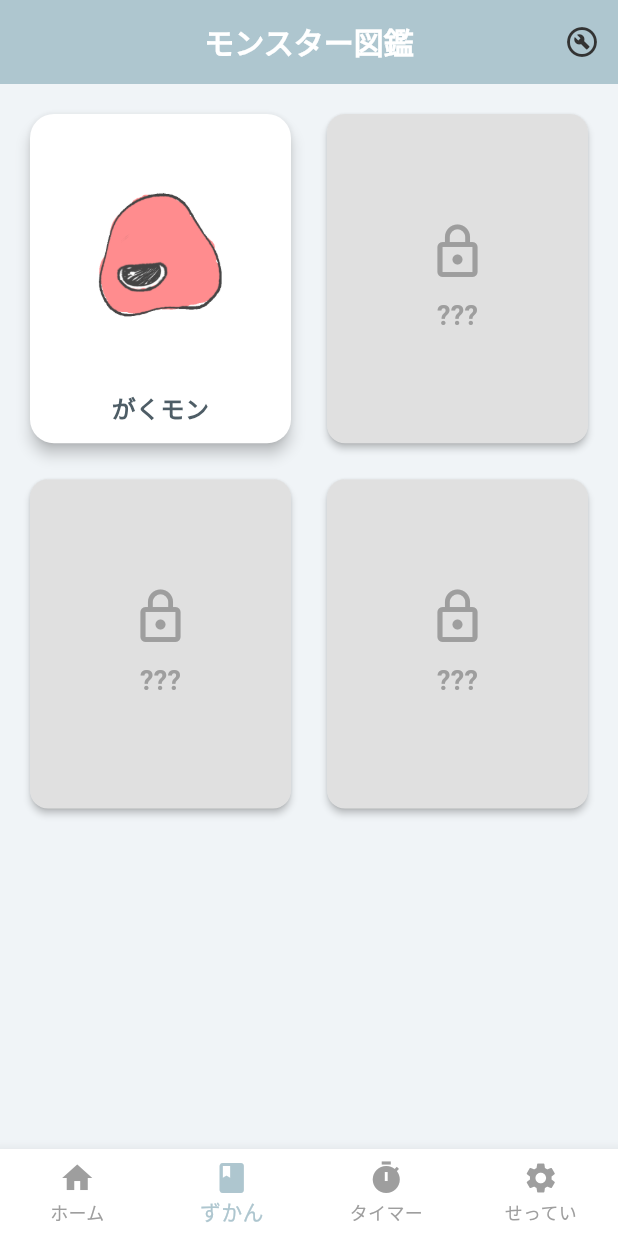
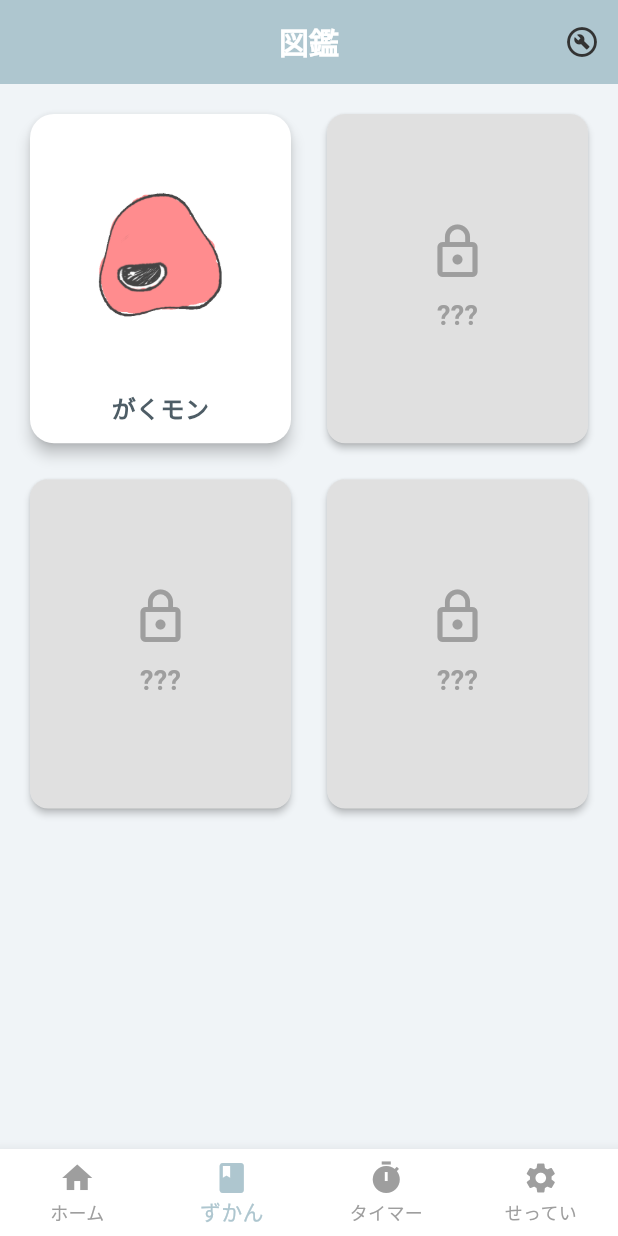
Before and after one commit to tmkazahana/Gakumon, a Flutter app: the HomeScreen screen opened directly, item 2 of the bottom bar chosen, on a phone screen of 412 x 824 dp. Run offline on Flutter 3.47's test engine with Material 3 defaults, Android fonts, the phone set to English and light mode, and no system bars; our stand-ins replace cloud_firestore, firebase_core, flutter_local_notifications, google_fonts, shared_preferences, timezone; accounts and stored records are empty.

Commit message:
コメント

```diff
--- a/lib/screens/book_screen.dart
+++ b/lib/screens/book_screen.dart
@@ -103,7 +103,7 @@ class _BookScreenState extends State<BookScreen> {
   Widget build(BuildContext context) {
     return Scaffold(
       appBar: AppBar(
-        title: const Text('モンスター図鑑'),
+        title: const Text('図鑑'),
         backgroundColor: Theme.of(context).colorScheme.primaryContainer,
         actions: [
           // デバッグ用ボタン（右上の工具アイコン）
--- a/lib/screens/home_screen.dart
+++ b/lib/screens/home_screen.dart
@@ -42,11 +42,10 @@ class _HomeScreenState extends State<HomeScreen> {
     });
   }
 
-  // ホームタブ（最初の画面）のコンテンツ部分としてメソッドを復活
   Widget _buildMainContent() {
     return Stack(
       children: [
-        // --- 上部リボン（ヘッダー） ---
+        // 上部リボン（ヘッダー）
         Positioned(
           top: 0,
           left: 0,
@@ -75,7 +74,7 @@ class _HomeScreenState extends State<HomeScreen> {
                   IconButton(
                     icon: const Icon(Icons.help_outline), // ヘルプマーク
                     onPressed: () {
-                      // ヘルプダイアログの表示
+
                       showDialog(
                         context: context,
                         builder: (_) => AlertDialog(
@@ -96,8 +95,7 @@ class _HomeScreenState extends State<HomeScreen> {
           ),
         ),
 
-        // --- 中央のGIFロゴ ---
-        // Stack内でCenterを使うと、リボン下の領域の中央にロゴが配置
+
         Center(
           child: GestureDetector(
             onTap: () {
@@ -115,7 +113,6 @@ class _HomeScreenState extends State<HomeScreen> {
           ),
         ),
 
-        // --- 右下の知識UPボタン（Floating Action Button） ---
         Positioned(
           right: 20,
           bottom: 20,
@@ -127,8 +124,6 @@ class _HomeScreenState extends State<HomeScreen> {
               );
             },
             backgroundColor: Theme.of(context).colorScheme.primary,
-            // 育成ボタンのデザインを調整
-            //icon: const Icon(Icons.school, size: 24),
             label: const Text('育成', style: TextStyle(fontSize: 16, fontWeight: FontWeight.bold)),
           ),
         ),
@@ -136,7 +131,7 @@ class _HomeScreenState extends State<HomeScreen> {
     );
   }
 
-  //ScaffoldとBottomNavigationBarを含む本来のbuildメソッド
+
   @override
   Widget build(BuildContext context) {
     // 選択されたインデックスに応じて表示する画面を切り替えるウィジェットを決定
@@ -173,11 +168,11 @@ class _HomeScreenState extends State<HomeScreen> {
         currentIndex: _selectedIndex, // 現在選択されているタブ
         onTap: _onItemTapped,// タップ時の処理
 
-        // --- デザイン調整 ---
-        type: BottomNavigationBarType.fixed, // ボタンが4つ以上でもレイアウトを固定
-        selectedItemColor: Theme.of(context).colorScheme.primary, // 選択中の色
-        unselectedItemColor: Colors.grey, // 選択されていないときの色
-        showUnselectedLabels: true, // 選択されていなくてもラベルを表示
+        // デザイン調整
+        type: BottomNavigationBarType.fixed,
+        selectedItemColor: Theme.of(context).colorScheme.primary,
+        unselectedItemColor: Colors.grey,
+        showUnselectedLabels: true,
       ),
     );
   }
```
Also changed, not shown: lib/screens/knowledge_input_screen.dart (+4 -6 lines).
